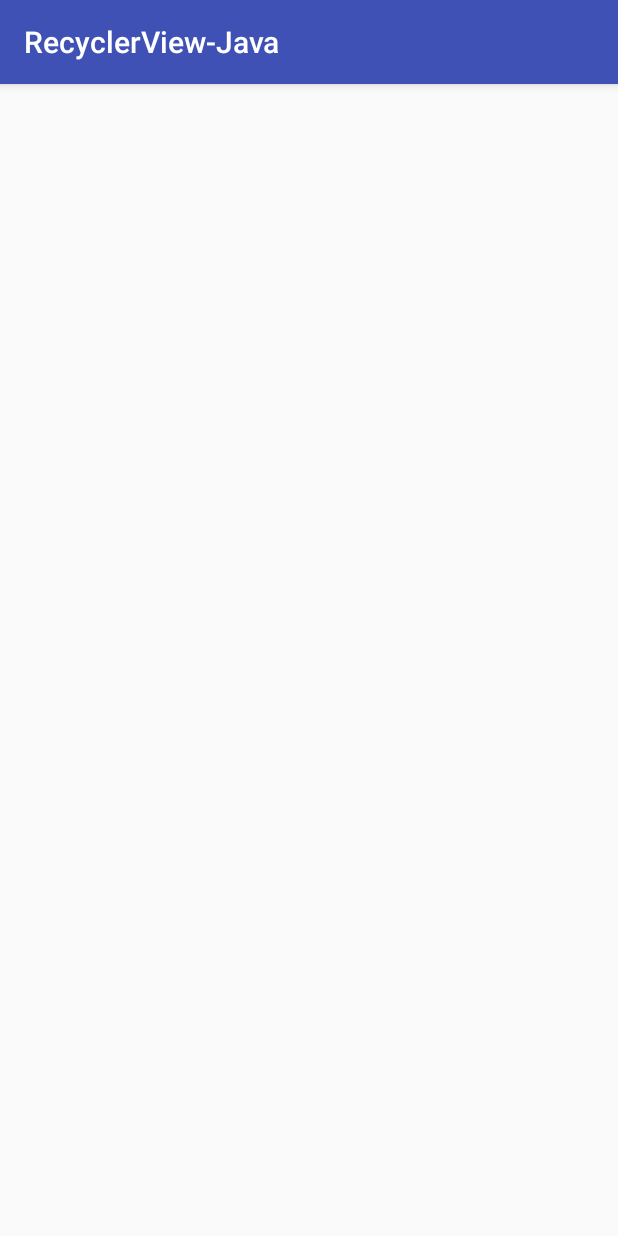
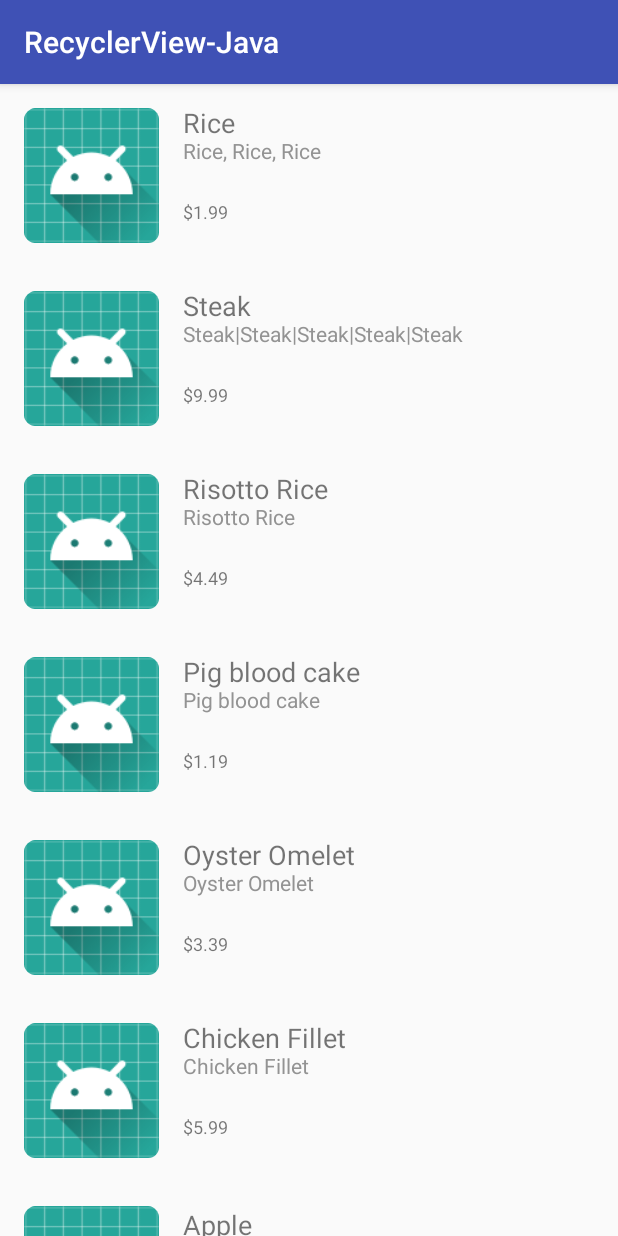
Before and after one commit to devWilly/RecyclerView-Practices, an Android app: the DefaultRecyclerViewActivity screen opened directly, with no data from a screen before it, on a phone screen of 412 x 824 dp. Run offline under Robolectric (Android 15) with nearby library versions, the phone set to English and light mode, and no system bars.

Commit message:
DefaultRecyclerViewActivity connects EatingDataWrapper to Adapter & ViewHolder

```diff
--- a/RecyclerViewJava/app/src/main/java/com/devwilly/recyclerview_java/DefaultRecyclerViewActivity.java
+++ b/RecyclerViewJava/app/src/main/java/com/devwilly/recyclerview_java/DefaultRecyclerViewActivity.java
@@ -1,8 +1,14 @@
 package com.devwilly.recyclerview_java;
+
+import com.devwilly.recyclerview_java.wrapper.IEatingType;
 
 import android.os.Bundle;
 import android.support.annotation.Nullable;
 import android.support.v7.app.AppCompatActivity;
+import android.support.v7.widget.LinearLayoutManager;
+import android.support.v7.widget.RecyclerView;
+
+import java.util.ArrayList;
 
 
 /**
@@ -15,5 +21,14 @@ public class DefaultRecyclerViewActivity extends AppCompatActivity {
     protected void onCreate(@Nullable Bundle savedInstanceState) {
         super.onCreate(savedInstanceState);
         setContentView(R.layout.default_recycler_view_activity);
+
+        EatingDataWrapper dataWrapper = new EatingDataWrapper(this);
+        ArrayList<IEatingType> list = new ArrayList<>();
+        list.addAll(dataWrapper.getFoodItemList());
+        list.addAll(dataWrapper.getFruitItemList());
+
+        RecyclerView rv = findViewById(R.id.default_recycler_view);
+        rv.setLayoutManager(new LinearLayoutManager(this));
+        rv.setAdapter(new RecyclerViewAdapter(list));
     }
 }
--- a/RecyclerViewJava/app/src/main/java/com/devwilly/recyclerview_java/RecyclerViewAdapter.java
+++ b/RecyclerViewJava/app/src/main/java/com/devwilly/recyclerview_java/RecyclerViewAdapter.java
@@ -11,12 +11,20 @@ import android.view.LayoutInflater;
 import android.view.View;
 import android.view.ViewGroup;
 
+import java.util.ArrayList;
+
 
 /**
  * Created by Willy on 15/01/2018.
  */
 
 public class RecyclerViewAdapter extends RecyclerView.Adapter<BaseViewHolder> {
+
+    private ArrayList<IEatingType> mItemList = new ArrayList<>();
+
+    public RecyclerViewAdapter(ArrayList<IEatingType> itemList) {
+        this.mItemList = itemList;
+    }
 
     @Override
     public BaseViewHolder onCreateViewHolder(ViewGroup parent, int viewType) {
@@ -28,7 +36,7 @@ public class RecyclerViewAdapter extends RecyclerView.Adapter<BaseViewHolder> {
                 view = inflater.inflate(R.layout.fruit_item_view, parent, false);
                 return new FruitViewHolder(view);
             case IEatingType.FOOD:
-                view = inflater.inflate(R.layout.fruit_item_view, parent, false);
+                view = inflater.inflate(R.layout.food_item_view, parent, false);
                 return new FoodViewHolder(view);
             default:
                 view = inflater.inflate(R.layout.unknown_item_view, parent, false);
@@ -38,11 +46,16 @@ public class RecyclerViewAdapter extends RecyclerView.Adapter<BaseViewHolder> {
 
     @Override
     public void onBindViewHolder(BaseViewHolder holder, int position) {
+        holder.bindView(mItemList.get(position));
+    }
 
+    @Override
+    public int getItemViewType(int position) {
+        return mItemList.get(position).getItemType();
     }
 
     @Override
     public int getItemCount() {
-        return 0;
+        return mItemList.size();
     }
 }
--- a/RecyclerViewJava/app/src/main/java/com/devwilly/recyclerview_java/viewholders/FoodViewHolder.java
+++ b/RecyclerViewJava/app/src/main/java/com/devwilly/recyclerview_java/viewholders/FoodViewHolder.java
@@ -1,22 +1,34 @@
 package com.devwilly.recyclerview_java.viewholders;
 
+import com.devwilly.recyclerview_java.R;
+import com.devwilly.recyclerview_java.wrapper.FoodWrapper;
 import com.devwilly.recyclerview_java.wrapper.IEatingType;
 
 import android.view.View;
+import android.widget.TextView;
 
 
 /**
  * Created by Willy on 15/01/2018.
  */
 
-public class FoodViewHolder extends BaseViewHolder<IEatingType> {
+public class FoodViewHolder extends BaseViewHolder<FoodWrapper> {
+
+    private TextView mFoodName;
+    private TextView mFoodDescription;
+    private TextView mFoodPrice;
 
     public FoodViewHolder(View itemView) {
         super(itemView);
+        mFoodName = itemView.findViewById(R.id.food_name);
+        mFoodDescription = itemView.findViewById(R.id.food_description);
+        mFoodPrice = itemView.findViewById(R.id.food_price);
     }
 
     @Override
-    public void bindView(IEatingType iEatingType) {
-
+    public void bindView(FoodWrapper wrapper) {
+        mFoodName.setText(wrapper.getName());
+        mFoodDescription.setText(wrapper.getDescription());
+        mFoodPrice.setText(wrapper.getPrice());
     }
 }
--- a/RecyclerViewJava/app/src/main/java/com/devwilly/recyclerview_java/viewholders/FruitViewHolder.java
+++ b/RecyclerViewJava/app/src/main/java/com/devwilly/recyclerview_java/viewholders/FruitViewHolder.java
@@ -1,22 +1,34 @@
 package com.devwilly.recyclerview_java.viewholders;
 
+import com.devwilly.recyclerview_java.R;
+import com.devwilly.recyclerview_java.wrapper.FruitWrapper;
 import com.devwilly.recyclerview_java.wrapper.IEatingType;
 
 import android.view.View;
+import android.widget.TextView;
 
 
 /**
  * Created by Willy on 15/01/2018.
  */
 
-public class FruitViewHolder extends BaseViewHolder<IEatingType>{
+public class FruitViewHolder extends BaseViewHolder<FruitWrapper> {
+
+    private TextView mFruitName;
+    private TextView mFruitDescription;
+    private TextView mFruitPrice;
 
     public FruitViewHolder(View itemView) {
         super(itemView);
+        mFruitName = itemView.findViewById(R.id.fruit_name);
+        mFruitDescription = itemView.findViewById(R.id.fruit_description);
+        mFruitPrice = itemView.findViewById(R.id.fruit_price);
     }
 
     @Override
-    public void bindView(IEatingType iEatingType) {
-
+    public void bindView(FruitWrapper wrapper) {
+        mFruitName.setText(wrapper.getName());
+        mFruitDescription.setText(wrapper.getDescription());
+        mFruitPrice.setText(wrapper.getPrice());
     }
 }
--- a/RecyclerViewJava/app/src/main/java/com/devwilly/recyclerview_java/wrapper/FoodWrapper.java
+++ b/RecyclerViewJava/app/src/main/java/com/devwilly/recyclerview_java/wrapper/FoodWrapper.java
@@ -11,13 +11,14 @@ public class FoodWrapper implements IEatingType {
     }
 
     private String mName;
+    private String mDescription;
     private String mPrice;
     private FoodCookingMethod mCookingMethod;
 
-    public FoodWrapper(String name, String price, FoodCookingMethod cookingMethod) {
+    public FoodWrapper(String name, String description, String price) {
         this.mName = name;
+        this.mDescription = description;
         this.mPrice = price;
-        this.mCookingMethod = cookingMethod;
     }
 
     public FoodCookingMethod getCookingMethod() {
@@ -30,6 +31,11 @@ public class FoodWrapper implements IEatingType {
     }
 
     @Override
+    public String getDescription() {
+        return mDescription;
+    }
+
+    @Override
     public String getPrice() {
         return mPrice;
     }
--- a/RecyclerViewJava/app/src/main/java/com/devwilly/recyclerview_java/wrapper/FruitWrapper.java
+++ b/RecyclerViewJava/app/src/main/java/com/devwilly/recyclerview_java/wrapper/FruitWrapper.java
@@ -8,15 +8,22 @@ public class FruitWrapper implements IEatingType {
 
     private String mName;
     private String mPrice;
+    private String mDescription;
 
-    public FruitWrapper(String name, String price) {
+    public FruitWrapper(String name, String description, String price) {
         this.mName = name;
+        this.mDescription = description;
         this.mPrice = price;
     }
 
     @Override
     public String getName() {
         return mName;
+    }
+
+    @Override
+    public String getDescription() {
+        return mDescription;
     }
 
     @Override
--- a/RecyclerViewJava/app/src/main/java/com/devwilly/recyclerview_java/wrapper/IEatingType.java
+++ b/RecyclerViewJava/app/src/main/java/com/devwilly/recyclerview_java/wrapper/IEatingType.java
@@ -10,6 +10,8 @@ public interface IEatingType {
 
     String getName();
 
+    String getDescription();
+
     String getPrice();
 
     int getItemType();
--- a/RecyclerViewJava/app/src/main/res/values/strings.xml
+++ b/RecyclerViewJava/app/src/main/res/values/strings.xml
@@ -2,4 +2,52 @@
     <string name="app_name">RecyclerView-Java</string>
     <string name="default_recycler_view">Default RecyclerView</string>
     <string name="unknown_item_text">載入失敗...</string>
+
+    <string name="rice_name">Rice</string>
+    <string name="rice_description">Rice, Rice, Rice</string>
+    <string name="rice_money">$1.99</string>
+
+    <string name="steak_name">Steak</string>
+    <string name="steak_description">Steak|Steak|Steak|Steak|Steak</string>
+    <string name="steak_money">$9.99</string>
+
+    <string name="risotto_name">Risotto Rice</string>
+    <string name="risotto_description">Risotto Rice</string>
+    <string name="risotto_money">$4.49</string>
+
+    <string name="pig_blood_cake_name">Pig blood cake</string>
+    <string name="pig_blood_cake_description">Pig blood cake</string>
+    <string name="pig_blood_cake_money">$1.19</string>
+
+    <string name="oyster_omelet_name">Oyster Omelet</string>
+    <string name="oyster_omelet_description">Oyster Omelet</string>
+    <string name="oyster_omelet_money">$3.39</string>
+
+    <string name="chicken_fillet_name">Chicken Fillet</string>
+    <string name="chicken_fillet_description">Chicken Fillet</string>
+    <string name="chicken_fillet_money">$5.99</string>
+
+    <string name="apple_name">Apple</string>
+    <string name="apple_description">Apple,Apple,Apple,Apple,Apple</string>
+    <string name="apple_money">$1.99</string>
+
+    <string name="banana_name">Banana</string>
+    <string name="banana_description">Banana|Banana|Banana|Banana|Banana</string>
+    <string name="banana_money">$9.99</string>
+
+    <string name="water_melon_name">Water Melon</string>
+    <string name="water_melon_description">Water Melon is water melon</string>
+    <string name="water_melon_money">$19.99</string>
+
+    <string name="avocado_name">Avocado</string>
+    <string name="avocado_description">Avocado Avocado Avocado Avocado</string>
+    <string name="avocado_money">$3.99</string>
+
+    <string name="cherry_name">Cherry</string>
+    <string name="cherry_description">Cherry</string>
+    <string name="cherry_money">$4.19</string>
+
+    <string name="coconut_name">Coconut</string>
+    <string name="coconut_description">Coconut|coconut|coconut|coconut|coconut</string>
+    <string name="coconut_money">$4.19</string>
 </resources>
```
